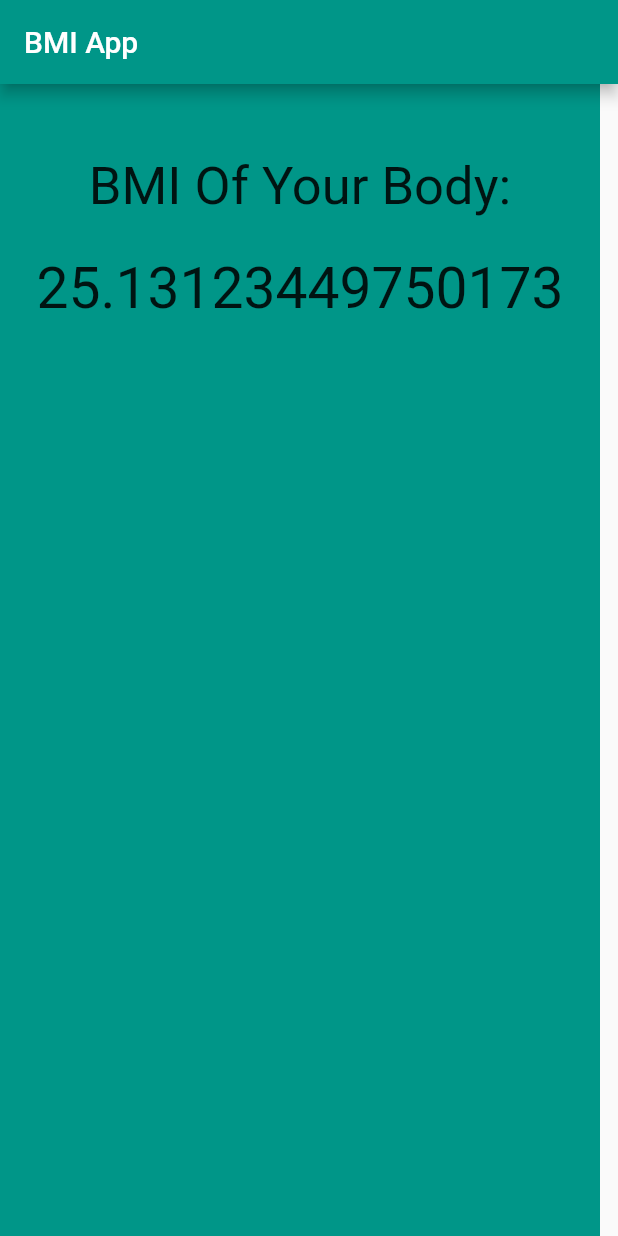
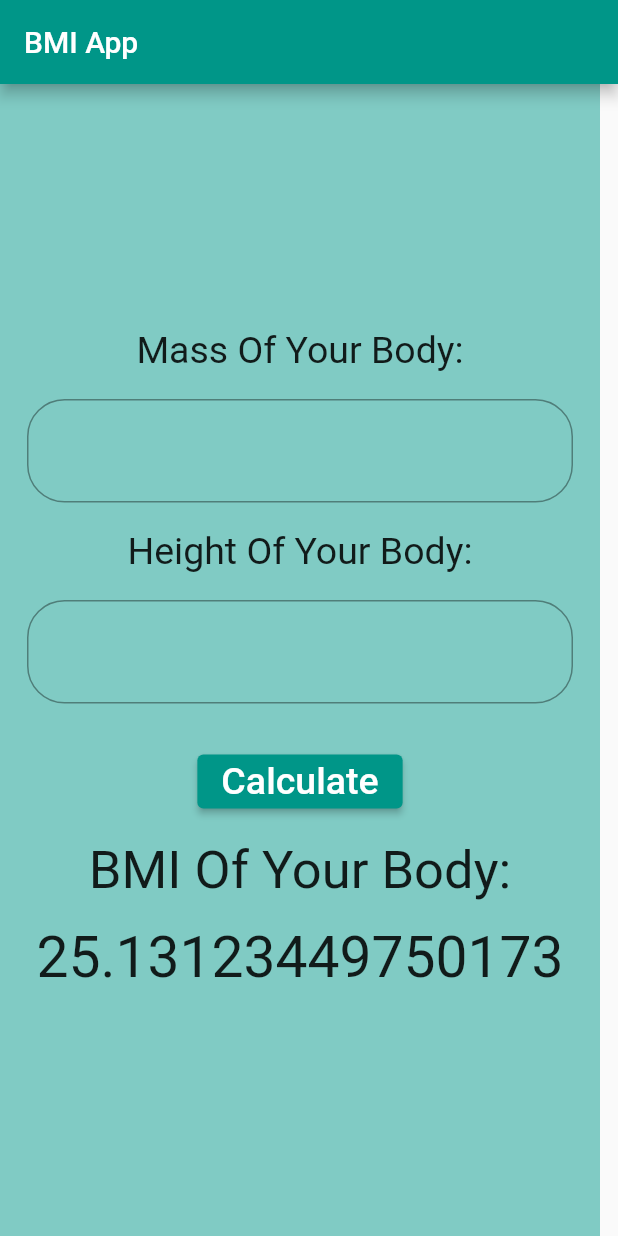
Before and after one commit to Sayyad-Amin/sp21-bcs-015, a Flutter app: the screen it shows after launch, on a phone screen of 412 x 824 dp. Run offline on Flutter 3.47's test engine with Material 2 defaults, Android fonts, the phone set to English and light mode, and no system bars; our stand-ins replace assets_audio_player.

Commit message:
setup of bmi App

```diff
--- a/bmi_app/lib/main.dart
+++ b/bmi_app/lib/main.dart
@@ -47,16 +47,38 @@ class _MyHomePageState extends State<MyHomePage> {
       ),
       body: Container(
         width: 400,
-        color: Colors.teal,
+        color: Colors.teal.shade200,
         child: Column(
-
+        mainAxisAlignment: MainAxisAlignment.center,
           children: [
+            Text('Mass Of Your Body:',
+              style: TextStyle(fontSize: 25),),
+            Padding(
+              padding: const EdgeInsets.all(18.0),
+              child: TextField(decoration: InputDecoration(
+                  border: OutlineInputBorder(
+                      borderRadius: BorderRadius.circular(25)
+                  )
+              ),style: TextStyle(fontSize: 25),),
+            ),
+              Text('Height Of Your Body:',
+                style: TextStyle(fontSize: 25),),
               Padding(
-                padding: const EdgeInsets.only(top: 48.0),
-                child: Text('BMI Of Your Body:',
-                      style: TextStyle(fontSize: 35),),
+                padding: const EdgeInsets.all(18.0),
+                child: TextField(decoration: InputDecoration(
+                  border: OutlineInputBorder(
+                    borderRadius: BorderRadius.circular(25)
+                  )
+                ),style: TextStyle(fontSize: 25),),
               ),
-            SizedBox(height: 25,),
+              SizedBox(height: 10),
+              ElevatedButton(onPressed: (){},
+                  child: Text('Calculate',
+                    style: TextStyle(fontSize: 25),)),
+              SizedBox(height: 15),
+              Text('BMI Of Your Body:',
+                    style: TextStyle(fontSize: 35),),
+            SizedBox(height: 15,),
 
             Text('${bmi(60, 5.7)}',style: TextStyle(fontSize: 38),)
           ],
```
